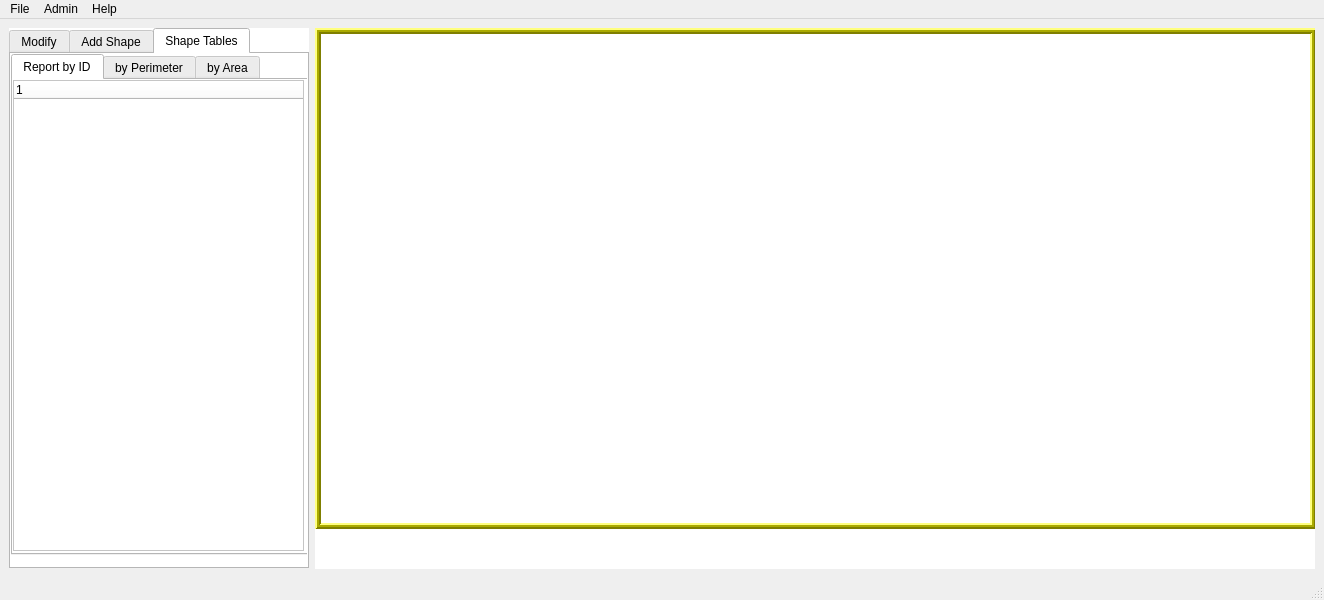
Qt form Source/Modeler_Project/MainWindow.ui (Mirvy/Fall2017_CS1C-) before a commit.
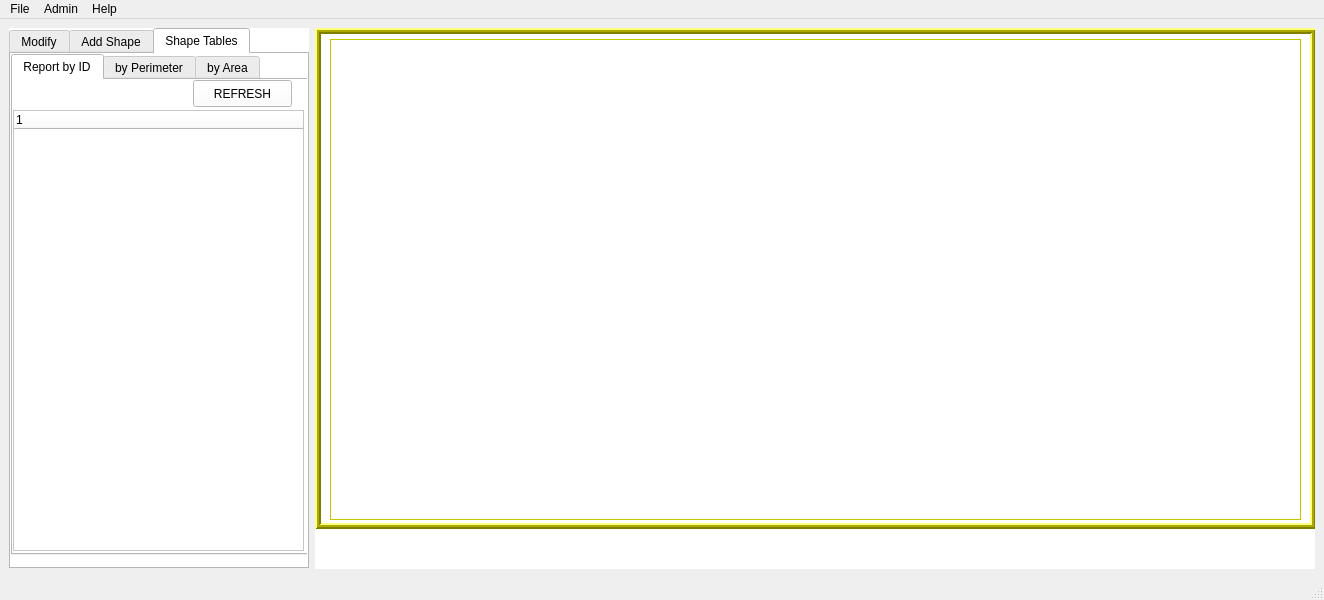
The same form after that commit. The open tabs and pages were chosen to show the change. Custom widgets are drawn as their Qt base class.

The edit to the form file:
```diff
--- a/Source/Modeler_Project/MainWindow.ui
+++ b/Source/Modeler_Project/MainWindow.ui
@@ -9524,17 +9524,33 @@
           <property name="geometry">
            <rect>
             <x>0</x>
-            <y>0</y>
+            <y>30</y>
             <width>291</width>
-            <height>471</height>
+            <height>441</height>
            </rect>
           </property>
+          <property name="horizontalScrollBarPolicy">
+           <enum>Qt::ScrollBarAsNeeded</enum>
+          </property>
           <column>
            <property name="text">
             <string notr="true">1</string>
            </property>
           </column>
          </widget>
+         <widget class="QPushButton" name="shapeReportRefreshButton">
+          <property name="geometry">
+           <rect>
+            <x>180</x>
+            <y>0</y>
+            <width>99</width>
+            <height>27</height>
+           </rect>
+          </property>
+          <property name="text">
+           <string>REFRESH</string>
+          </property>
+         </widget>
         </widget>
         <widget class="QWidget" name="tab_4">
          <attribute name="title">
@@ -10435,6 +10451,30 @@
        <property name="midLineWidth">
         <number>2</number>
        </property>
+       <widget class="QTextBrowser" name="helpBrowser">
+        <property name="enabled">
+         <bool>true</bool>
+        </property>
+        <property name="geometry">
+         <rect>
+          <x>15</x>
+          <y>11</y>
+          <width>971</width>
+          <height>481</height>
+         </rect>
+        </property>
+        <property name="autoFormatting">
+         <set>QTextEdit::AutoAll</set>
+        </property>
+        <property name="lineWrapColumnOrWidth">
+         <number>0</number>
+        </property>
+        <property name="source">
+         <url>
+          <string>file:///home/mike/cs1c/Project/Fall2017_CS1C-/Source/build-Modeler_Project-Desktop-Debug/Help Text File.txt</string>
+         </url>
+        </property>
+       </widget>
       </widget>
      </widget>
     </item>
```
Left out of the diff: 66 changed lines with no effect on the pictures.
